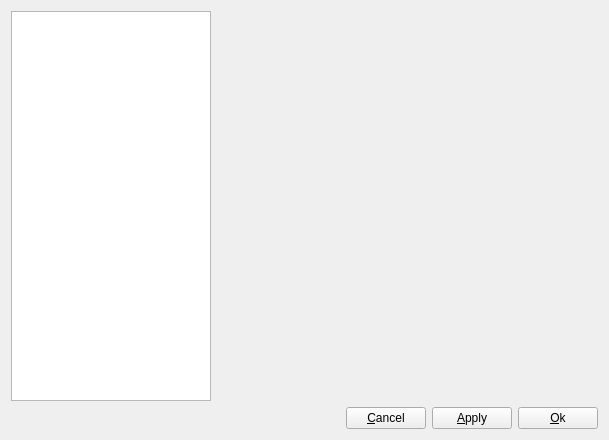
tizbac/qtlobby, file ui/PreferenceWidget.ui: the form before one commit.
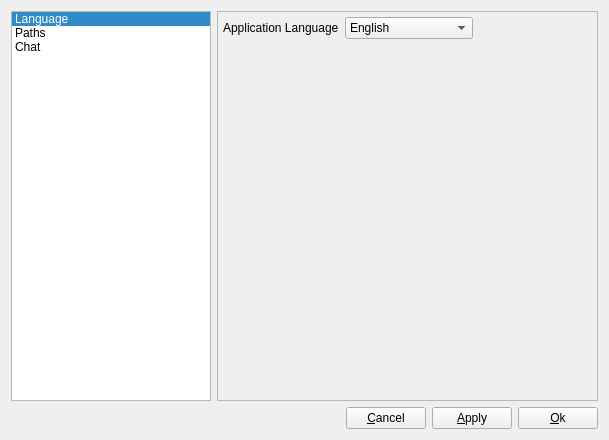
The form after the commit. Icons and pictures are not drawn.

Commit message: working on translation, see TODO in Preference.cpp; don't know why it doesn't translate

```diff
--- a/ui/PreferenceWidget.ui
+++ b/ui/PreferenceWidget.ui
@@ -15,29 +15,133 @@
   </property>
   <layout class="QGridLayout" name="gridLayout">
    <item row="0" column="0">
-    <widget class="QTreeView" name="preferencesTreeView">
-     <property name="sizePolicy">
-      <sizepolicy hsizetype="Fixed" vsizetype="Expanding">
-       <horstretch>0</horstretch>
-       <verstretch>0</verstretch>
-      </sizepolicy>
-     </property>
+    <widget class="QListWidget" name="preferencesListWidget">
      <property name="maximumSize">
       <size>
        <width>200</width>
        <height>16777215</height>
       </size>
      </property>
+     <property name="currentRow">
+      <number>0</number>
+     </property>
+     <item>
+      <property name="text">
+       <string>Language</string>
+      </property>
+     </item>
+     <item>
+      <property name="text">
+       <string>Paths</string>
+      </property>
+     </item>
+     <item>
+      <property name="text">
+       <string>Chat</string>
+      </property>
+     </item>
     </widget>
    </item>
    <item row="0" column="1">
-    <widget class="QWidget" name="preferencesPlaceholder" native="true">
-     <property name="sizePolicy">
-      <sizepolicy hsizetype="Expanding" vsizetype="Preferred">
-       <horstretch>0</horstretch>
-       <verstretch>0</verstretch>
-      </sizepolicy>
+    <widget class="QStackedWidget" name="stackedWidget">
+     <property name="frameShape">
+      <enum>QFrame::StyledPanel</enum>
      </property>
+     <property name="frameShadow">
+      <enum>QFrame::Raised</enum>
+     </property>
+     <property name="currentIndex">
+      <number>0</number>
+     </property>
+     <widget class="QWidget" name="languageWidget">
+      <widget class="QWidget" name="">
+       <property name="geometry">
+        <rect>
+         <x>5</x>
+         <y>5</y>
+         <width>250</width>
+         <height>29</height>
+        </rect>
+       </property>
+       <layout class="QFormLayout" name="formLayout">
+        <item row="0" column="0">
+         <widget class="QLabel" name="label">
+          <property name="text">
+           <string>Application Language</string>
+          </property>
+          <property name="buddy">
+           <cstring>languageComboBox</cstring>
+          </property>
+         </widget>
+        </item>
+        <item row="0" column="1">
+         <widget class="QComboBox" name="languageComboBox">
+          <item>
+           <property name="text">
+            <string>English</string>
+           </property>
+           <property name="icon">
+            <iconset>
+             <normalon>:/flags/GB.xpm</normalon>
+            </iconset>
+           </property>
+          </item>
+          <item>
+           <property name="text">
+            <string>Русский</string>
+           </property>
+           <property name="icon">
+            <iconset>
+             <normalon>:/flags/RU.xpm</normalon>
+            </iconset>
+           </property>
+          </item>
+          <item>
+           <property name="text">
+            <string>Suomi</string>
+           </property>
+           <property name="icon">
+            <iconset>
+             <normalon>:/flags/FI.xpm</normalon>
+            </iconset>
+           </property>
+          </item>
+          <item>
+           <property name="text">
+            <string>Deutsch</string>
+           </property>
+           <property name="icon">
+            <iconset>
+             <normalon>:/flags/DE.xpm</normalon>
+            </iconset>
+           </property>
+          </item>
+         </widget>
+        </item>
+       </layout>
+      </widget>
+     </widget>
+     <widget class="QWidget" name="pathWidget"/>
+     <widget class="QWidget" name="chatWidget">
+      <layout class="QFormLayout" name="formLayout_2">
+       <item row="0" column="0">
+        <widget class="QCheckBox" name="checkBox">
+         <property name="enabled">
+          <bool>false</bool>
+         </property>
+         <property name="text">
+          <string>Show flags in Chat</string>
+         </property>
+         <property name="checked">
+          <bool>true</bool>
+         </property>
+         <property name="tristate">
+          <bool>false</bool>
+         </property>
+        </widget>
+       </item>
+      </layout>
+     </widget>
     </widget>
    </item>
    <item row="1" column="0" colspan="2">
```
Left out of the diff: 22 changed lines with no effect on the pictures. The commit also changes 7 other files.
